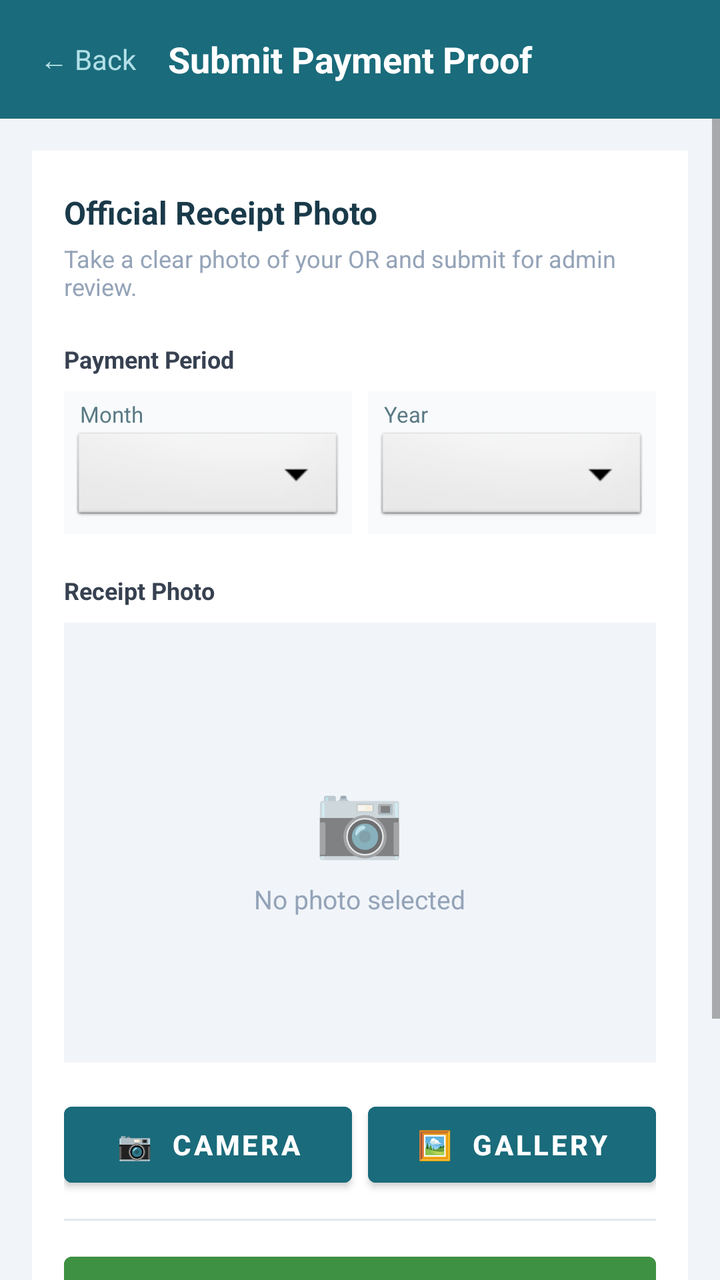
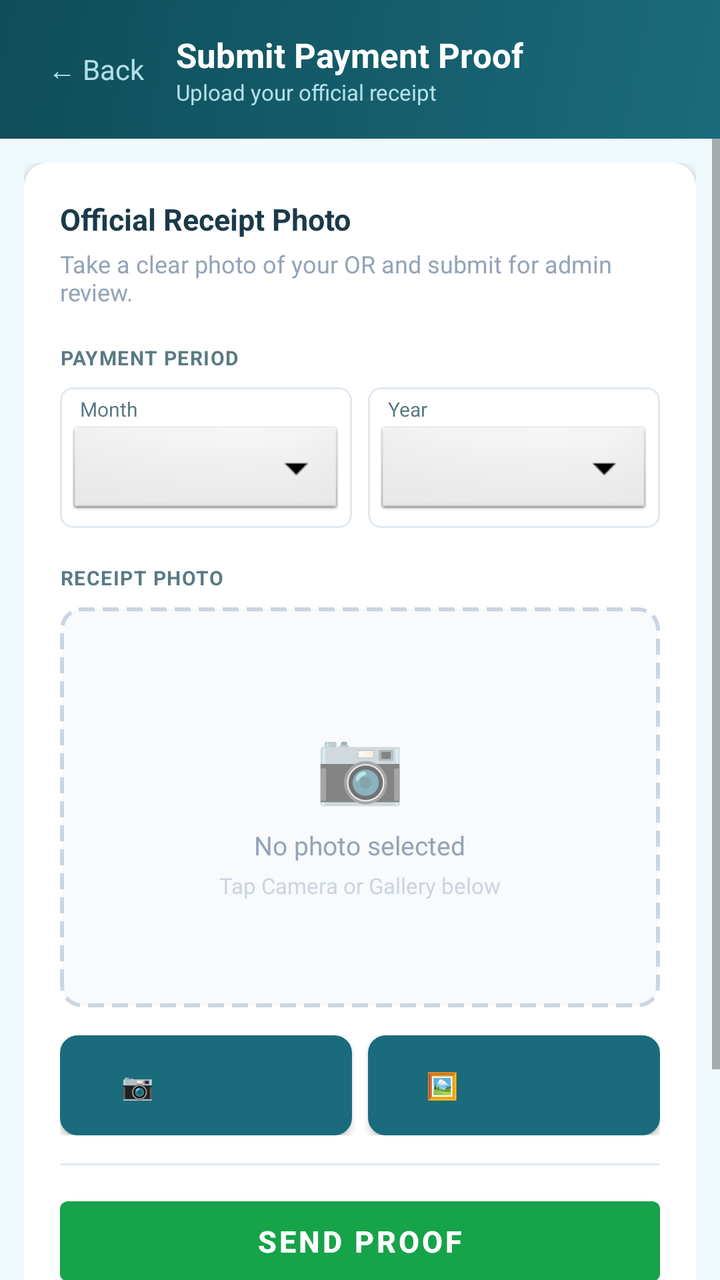

An Android layout rendered at two revisions. The XML below is the earlier revision; the diff shows what the commit changed to produce the second picture.
<!-- AndroidManifest.xml: application theme Theme.HOAPaymentChecker -->
<!-- res/layout/fragment_payment_proof.xml -->
<?xml version="1.0" encoding="utf-8"?>
<LinearLayout
    xmlns:android="http://schemas.android.com/apk/res/android"
    android:layout_width="match_parent"
    android:layout_height="match_parent"
    android:orientation="vertical"
    android:background="#F1F5F9">

    
    <LinearLayout
        android:layout_width="match_parent"
        android:layout_height="wrap_content"
        android:background="#1A6B7B"
        android:padding="16dp"
        android:orientation="horizontal"
        android:gravity="center_vertical">

        <TextView
            android:id="@+id/btn_back"
            android:layout_width="wrap_content"
            android:layout_height="wrap_content"
            android:text="← Back"
            android:textColor="#B2E0E8"
            android:textSize="14sp"
            android:padding="4dp"
            android:layout_marginEnd="12dp" />

        <TextView
            android:layout_width="0dp"
            android:layout_height="wrap_content"
            android:layout_weight="1"
            android:text="Submit Payment Proof"
            android:textColor="#FFFFFF"
            android:textSize="18sp"
            android:textStyle="bold" />
    </LinearLayout>

    <ScrollView
        android:layout_width="match_parent"
        android:layout_height="0dp"
        android:layout_weight="1"
        android:fillViewport="true">

        <LinearLayout
            android:layout_width="match_parent"
            android:layout_height="wrap_content"
            android:orientation="vertical"
            android:padding="16dp">

            
            <LinearLayout
                android:layout_width="match_parent"
                android:layout_height="wrap_content"
                android:orientation="vertical"
                android:background="@android:color/white"
                android:paddingStart="16dp"
                android:paddingEnd="16dp"
                android:paddingTop="20dp"
                android:paddingBottom="20dp"
                android:elevation="3dp"
                android:layout_marginBottom="16dp">

                <TextView
                    android:layout_width="wrap_content"
                    android:layout_height="wrap_content"
                    android:text="Official Receipt Photo"
                    android:textStyle="bold"
                    android:textSize="16sp"
                    android:textColor="#1A3A4A" />

                <TextView
                    android:layout_width="wrap_content"
                    android:layout_height="wrap_content"
                    android:text="Take a clear photo of your OR and submit for admin review."
                    android:textSize="12sp"
                    android:textColor="#94A3B8"
                    android:layout_marginTop="4dp"
                    android:layout_marginBottom="20dp" />

                
                <TextView
                    android:layout_width="wrap_content"
                    android:layout_height="wrap_content"
                    android:text="Payment Period"
                    android:textSize="12sp"
                    android:textStyle="bold"
                    android:textColor="#374151"
                    android:layout_marginBottom="8dp" />

                <LinearLayout
                    android:layout_width="match_parent"
                    android:layout_height="wrap_content"
                    android:orientation="horizontal"
                    android:layout_marginBottom="20dp">

                    <LinearLayout
                        android:layout_width="0dp"
                        android:layout_height="wrap_content"
                        android:layout_weight="1"
                        android:orientation="vertical"
                        android:layout_marginEnd="8dp"
                        android:background="#F8FAFC"
                        android:padding="4dp">
                        <TextView
                            android:layout_width="wrap_content"
                            android:layout_height="wrap_content"
                            android:text="Month"
                            android:textSize="11sp"
                            android:textColor="#5A7A84"
                            android:paddingStart="4dp" />
                        <Spinner
                            android:id="@+id/sp_month"
                            android:layout_width="match_parent"
                            android:layout_height="wrap_content"
                            android:background="@android:drawable/btn_dropdown"
                            android:padding="6dp" />
                    </LinearLayout>

                    <LinearLayout
                        android:layout_width="0dp"
                        android:layout_height="wrap_content"
                        android:layout_weight="1"
                        android:orientation="vertical"
                        android:background="#F8FAFC"
                        android:padding="4dp">
                        <TextView
                            android:layout_width="wrap_content"
                            android:layout_height="wrap_content"
                            android:text="Year"
                            android:textSize="11sp"
                            android:textColor="#5A7A84"
                            android:paddingStart="4dp" />
                        <Spinner
                            android:id="@+id/sp_year"
                            android:layout_width="match_parent"
                            android:layout_height="wrap_content"
                            android:background="@android:drawable/btn_dropdown"
                            android:padding="6dp" />
                    </LinearLayout>
                </LinearLayout>

                
                <TextView
                    android:layout_width="wrap_content"
                    android:layout_height="wrap_content"
                    android:text="Receipt Photo"
                    android:textSize="12sp"
                    android:textStyle="bold"
                    android:textColor="#374151"
                    android:layout_marginBottom="8dp" />

                <FrameLayout
                    android:layout_width="match_parent"
                    android:layout_height="220dp"
                    android:background="#F1F5F9"
                    android:layout_marginBottom="16dp">

                    <LinearLayout
                        android:id="@+id/tv_image_placeholder"
                        android:layout_width="wrap_content"
                        android:layout_height="wrap_content"
                        android:layout_gravity="center"
                        android:orientation="vertical"
                        android:gravity="center">
                        <TextView
                            android:layout_width="wrap_content"
                            android:layout_height="wrap_content"
                            android:text="📷"
                            android:textSize="36sp"
                            android:gravity="center" />
                        <TextView
                            android:layout_width="wrap_content"
                            android:layout_height="wrap_content"
                            android:text="No photo selected"
                            android:textColor="#94A3B8"
                            android:textSize="13sp"
                            android:layout_marginTop="8dp" />
                    </LinearLayout>

                    <ImageView
                        android:id="@+id/iv_preview"
                        android:layout_width="match_parent"
                        android:layout_height="match_parent"
                        android:scaleType="centerInside"
                        android:visibility="gone" />
                </FrameLayout>

                
                <LinearLayout
                    android:layout_width="match_parent"
                    android:layout_height="wrap_content"
                    android:orientation="horizontal"
                    android:layout_marginBottom="12dp">

                    <Button
                        android:id="@+id/btn_camera"
                        android:layout_width="0dp"
                        android:layout_height="50dp"
                        android:layout_weight="1"
                        android:layout_marginEnd="8dp"
                        android:text="📷  Camera"
                        android:backgroundTint="#1A6B7B"
                        android:textColor="#FFFFFF"
                        android:textSize="14sp"
                        android:textStyle="bold" />

                    <Button
                        android:id="@+id/btn_gallery"
                        android:layout_width="0dp"
                        android:layout_height="50dp"
                        android:layout_weight="1"
                        android:text="🖼  Gallery"
                        android:backgroundTint="#1A6B7B"
                        android:textColor="#FFFFFF"
                        android:textSize="14sp"
                        android:textStyle="bold" />
                </LinearLayout>

                
                <TextView
                    android:id="@+id/tv_submit_status"
                    android:layout_width="match_parent"
                    android:layout_height="wrap_content"
                    android:visibility="gone"
                    android:textSize="13sp"
                    android:gravity="center"
                    android:padding="8dp"
                    android:layout_marginBottom="8dp" />

                
                <View
                    android:layout_width="match_parent"
                    android:layout_height="1dp"
                    android:background="#E2E8F0"
                    android:layout_marginBottom="12dp" />

                
                <Button
                    android:id="@+id/btn_submit"
                    android:layout_width="match_parent"
                    android:layout_height="52dp"
                    android:text="Send Proof"
                    android:backgroundTint="#3E9142"
                    android:textColor="#FFFFFF"
                    android:textSize="15sp"
                    android:textStyle="bold"
                    android:enabled="false" />
            </LinearLayout>

            
            <LinearLayout
                android:layout_width="match_parent"
                android:layout_height="wrap_content"
                android:orientation="vertical"
                android:background="@android:color/white"
                android:paddingStart="16dp"
                android:paddingEnd="16dp"
                android:paddingTop="16dp"
                android:paddingBottom="16dp"
                android:elevation="3dp">

                <TextView
                    android:layout_width="wrap_content"
                    android:layout_height="wrap_content"
                    android:text="My Submissions"
                    android:textStyle="bold"
                    android:textSize="15sp"
                    android:textColor="#1A3A4A"
                    android:layout_marginBottom="12dp" />

                <LinearLayout
                    android:id="@+id/ll_submissions"
                    android:layout_width="match_parent"
                    android:layout_height="wrap_content"
                    android:orientation="vertical">

                    <TextView
                        android:layout_width="wrap_content"
                        android:layout_height="wrap_content"
                        android:text="Loading..."
                        android:textColor="#5A7A84"
                        android:textSize="13sp" />
                </LinearLayout>
            </LinearLayout>

        </LinearLayout>
    </ScrollView>
</LinearLayout>
<!-- resources referenced by this layout -->
<resources>
  <style name="Theme.HOAPaymentChecker" parent="Theme.MaterialComponents.DayNight.NoActionBar">
          <item name="colorPrimary">@color/colorPrimary</item>
          <item name="colorPrimaryVariant">@color/colorPrimaryVariant</item>
          <item name="colorOnPrimary">@color/colorOnPrimary</item>
          <item name="colorSecondary">@color/colorSecondary</item>
          <item name="colorOnSecondary">@color/colorOnSecondary</item>
          <item name="android:colorBackground">@color/colorBackground</item>
          <item name="android:statusBarColor">@color/colorPrimary</item>
          <item name="android:windowLightStatusBar">false</item>
      </style>
  <color name="colorPrimary">#1A6B7B</color>
  <color name="colorPrimaryVariant">#0F4D59</color>
  <color name="colorOnPrimary">#FFFFFF</color>
  <color name="colorSecondary">#2A9DB5</color>
  <color name="colorOnSecondary">#FFFFFF</color>
  <color name="colorBackground">#F0F9FB</color>
</resources>

<!-- the commit's change to res/layout/fragment_payment_proof.xml (unified diff, before → after) -->
@@ -4,13 +4,12 @@
     android:layout_width="match_parent"
     android:layout_height="match_parent"
     android:orientation="vertical"
-    android:background="#F1F5F9">
-
-    
+    android:background="#F0F9FB">
+
     <LinearLayout
         android:layout_width="match_parent"
         android:layout_height="wrap_content"
-        android:background="#1A6B7B"
+        android:background="@drawable/gradient_header"
         android:padding="16dp"
         android:orientation="horizontal"
         android:gravity="center_vertical">
@@ -22,17 +21,28 @@
             android:text="← Back"
             android:textColor="#B2E0E8"
             android:textSize="14sp"
-            android:padding="4dp"
-            android:layout_marginEnd="12dp" />
-
-        <TextView
+            android:padding="8dp"
+            android:layout_marginEnd="8dp" />
+
+        <LinearLayout
             android:layout_width="0dp"
             android:layout_height="wrap_content"
             android:layout_weight="1"
-            android:text="Submit Payment Proof"
-            android:textColor="#FFFFFF"
-            android:textSize="18sp"
-            android:textStyle="bold" />
+            android:orientation="vertical">
+            <TextView
+                android:layout_width="wrap_content"
+                android:layout_height="wrap_content"
+                android:text="Submit Payment Proof"
+                android:textColor="#FFFFFF"
+                android:textSize="17sp"
+                android:textStyle="bold" />
+            <TextView
+                android:layout_width="wrap_content"
+                android:layout_height="wrap_content"
+                android:text="Upload your official receipt"
+                android:textColor="#B2E0E8"
+                android:textSize="11sp" />
+        </LinearLayout>
     </LinearLayout>
 
     <ScrollView
@@ -45,27 +55,24 @@
             android:layout_width="match_parent"
             android:layout_height="wrap_content"
             android:orientation="vertical"
-            android:padding="16dp">
+            android:padding="12dp">
 
             
             <LinearLayout
                 android:layout_width="match_parent"
                 android:layout_height="wrap_content"
                 android:orientation="vertical"
-                android:background="@android:color/white"
-                android:paddingStart="16dp"
-                android:paddingEnd="16dp"
-                android:paddingTop="20dp"
-                android:paddingBottom="20dp"
+                android:background="@drawable/rounded_card"
+                android:padding="18dp"
                 android:elevation="3dp"
-                android:layout_marginBottom="16dp">
+                android:layout_marginBottom="12dp">
 
                 <TextView
                     android:layout_width="wrap_content"
                     android:layout_height="wrap_content"
                     android:text="Official Receipt Photo"
                     android:textStyle="bold"
-                    android:textSize="16sp"
+                    android:textSize="15sp"
                     android:textColor="#1A3A4A" />
 
                 <TextView
@@ -75,23 +82,23 @@
                     android:textSize="12sp"
                     android:textColor="#94A3B8"
                     android:layout_marginTop="4dp"
-                    android:layout_marginBottom="20dp" />
-
-                
-                <TextView
-                    android:layout_width="wrap_content"
-                    android:layout_height="wrap_content"
-                    android:text="Payment Period"
-                    android:textSize="12sp"
-                    android:textStyle="bold"
-                    android:textColor="#374151"
+                    android:layout_marginBottom="18dp" />
+
+                <TextView
+                    android:layout_width="wrap_content"
+                    android:layout_height="wrap_content"
+                    android:text="PAYMENT PERIOD"
+                    android:textSize="10sp"
+                    android:textStyle="bold"
+                    android:textColor="#5A7A84"
+                    android:letterSpacing="0.05"
                     android:layout_marginBottom="8dp" />
 
                 <LinearLayout
                     android:layout_width="match_parent"
                     android:layout_height="wrap_content"
                     android:orientation="horizontal"
-                    android:layout_marginBottom="20dp">
+                    android:layout_marginBottom="18dp">
 
                     <LinearLayout
                         android:layout_width="0dp"
@@ -99,15 +106,15 @@
                         android:layout_weight="1"
                         android:orientation="vertical"
                         android:layout_marginEnd="8dp"
-                        android:background="#F8FAFC"
+                        android:background="@drawable/input_background"
                         android:padding="4dp">
                         <TextView
                             android:layout_width="wrap_content"
                             android:layout_height="wrap_content"
                             android:text="Month"
-                            android:textSize="11sp"
+                            android:textSize="10sp"
                             android:textColor="#5A7A84"
-                            android:paddingStart="4dp" />
+                            android:paddingStart="6dp" />
                         <Spinner
                             android:id="@+id/sp_month"
                             android:layout_width="match_parent"
@@ -121,15 +128,15 @@
                         android:layout_height="wrap_content"
                         android:layout_weight="1"
                         android:orientation="vertical"
-                        android:background="#F8FAFC"
+                        android:background="@drawable/input_background"
                         android:padding="4dp">
                         <TextView
                             android:layout_width="wrap_content"
                             android:layout_height="wrap_content"
                             android:text="Year"
-                            android:textSize="11sp"
+                            android:textSize="10sp"
                             android:textColor="#5A7A84"
-                            android:paddingStart="4dp" />
+                            android:paddingStart="6dp" />
                         <Spinner
                             android:id="@+id/sp_year"
                             android:layout_width="match_parent"
@@ -139,21 +146,22 @@
                     </LinearLayout>
                 </LinearLayout>
 
+                <TextView
+                    android:layout_width="wrap_content"
+                    android:layout_height="wrap_content"
+                    android:text="RECEIPT PHOTO"
+                    android:textSize="10sp"
+                    android:textStyle="bold"
+                    android:textColor="#5A7A84"
+                    android:letterSpacing="0.05"
+                    android:layout_marginBottom="8dp" />
+
                 
-                <TextView
-                    android:layout_width="wrap_content"
-                    android:layout_height="wrap_content"
-                    android:text="Receipt Photo"
-                    android:textSize="12sp"
-                    android:textStyle="bold"
-                    android:textColor="#374151"
-                    android:layout_marginBottom="8dp" />
-
                 <FrameLayout
                     android:layout_width="match_parent"
-                    android:layout_height="220dp"
-                    android:background="#F1F5F9"
-                    android:layout_marginBottom="16dp">
+                    android:layout_height="200dp"
+                    android:background="@drawable/dashed_border"
+                    android:layout_marginBottom="14dp">
 
                     <LinearLayout
                         android:id="@+id/tv_image_placeholder"
@@ -175,6 +183,13 @@
                             android:textColor="#94A3B8"
                             android:textSize="13sp"
                             android:layout_marginTop="8dp" />
+                        <TextView
+                            android:layout_width="wrap_content"
+                            android:layout_height="wrap_content"
+                            android:text="Tap Camera or Gallery below"
+                            android:textColor="#CBD5E1"
+                            android:textSize="11sp"
+                            android:layout_marginTop="4dp" />
                     </LinearLayout>
 
                     <ImageView
@@ -190,7 +205,7 @@
                     android:layout_width="match_parent"
                     android:layout_height="wrap_content"
                     android:orientation="horizontal"
-                    android:layout_marginBottom="12dp">
+                    android:layout_marginBottom="14dp">
 
                     <Button
                         android:id="@+id/btn_camera"
@@ -199,9 +214,10 @@
                         android:layout_weight="1"
                         android:layout_marginEnd="8dp"
                         android:text="📷  Camera"
-                        android:backgroundTint="#1A6B7B"
-                        android:textColor="#FFFFFF"
-                        android:textSize="14sp"
+                        android:backgroundTint="@android:color/transparent"
+                        android:background="@drawable/rounded_button_outline_teal"
+                        android:textColor="#1A6B7B"
+                        android:textSize="13sp"
                         android:textStyle="bold" />
 
                     <Button
@@ -210,13 +226,13 @@
                         android:layout_height="50dp"
                         android:layout_weight="1"
                         android:text="🖼  Gallery"
-                        android:backgroundTint="#1A6B7B"
-                        android:textColor="#FFFFFF"
-                        android:textSize="14sp"
+                        android:backgroundTint="@android:color/transparent"
+                        android:background="@drawable/rounded_button_outline_teal"
+                        android:textColor="#1A6B7B"
+                        android:textSize="13sp"
                         android:textStyle="bold" />
                 </LinearLayout>
 
-                
                 <TextView
                     android:id="@+id/tv_submit_status"
                     android:layout_width="match_parent"
@@ -227,20 +243,18 @@
                     android:padding="8dp"
                     android:layout_marginBottom="8dp" />
 
-                
                 <View
                     android:layout_width="match_parent"
                     android:layout_height="1dp"
                     android:background="#E2E8F0"
                     android:layout_marginBottom="12dp" />
 
-                
                 <Button
                     android:id="@+id/btn_submit"
                     android:layout_width="match_parent"
                     android:layout_height="52dp"
                     android:text="Send Proof"
-                    android:backgroundTint="#3E9142"
+                    android:backgroundTint="#16A34A"
                     android:textColor="#FFFFFF"
                     android:textSize="15sp"
                     android:textStyle="bold"
@@ -252,11 +266,8 @@
                 android:layout_width="match_parent"
                 android:layout_height="wrap_content"
                 android:orientation="vertical"
-                android:background="@android:color/white"
-                android:paddingStart="16dp"
-                android:paddingEnd="16dp"
-                android:paddingTop="16dp"
-                android:paddingBottom="16dp"
+                android:background="@drawable/rounded_card"
+                android:padding="16dp"
                 android:elevation="3dp">
 
                 <TextView
@@ -264,7 +275,7 @@
                     android:layout_height="wrap_content"
                     android:text="My Submissions"
                     android:textStyle="bold"
-                    android:textSize="15sp"
+                    android:textSize="14sp"
                     android:textColor="#1A3A4A"
                     android:layout_marginBottom="12dp" />
 
<!-- resource entries referenced after the edit -->
@@ -1,5 +1,44 @@
 <!-- resources referenced by this layout -->
 <resources>
+  <!-- drawable dashed_border (drawable) -->
+  <?xml version="1.0" encoding="utf-8"?>
+  <shape xmlns:android="http://schemas.android.com/apk/res/android">
+      <solid android:color="#F8FAFC" />
+      <stroke android:width="2dp" android:color="#CBD5E1" android:dashWidth="8dp" android:dashGap="4dp" />
+      <corners android:radius="10dp" />
+  </shape>
+  <!-- drawable gradient_header (drawable) -->
+  <?xml version="1.0" encoding="utf-8"?>
+  <shape xmlns:android="http://schemas.android.com/apk/res/android">
+      <gradient
+          android:type="linear"
+          android:angle="135"
+          android:startColor="#1A6B7B"
+          android:endColor="#0F4D59" />
+  </shape>
+  <!-- drawable input_background (drawable) -->
+  <?xml version="1.0" encoding="utf-8"?>
+  <shape xmlns:android="http://schemas.android.com/apk/res/android"
+      android:shape="rectangle">
+      <solid android:color="#FFFFFF" />
+      <stroke
+          android:width="1dp"
+          android:color="#E2E8F0" />
+      <corners android:radius="6dp" />
+  </shape>
+  <!-- drawable rounded_button_outline_teal (drawable) -->
+  <?xml version="1.0" encoding="utf-8"?>
+  <shape xmlns:android="http://schemas.android.com/apk/res/android">
+      <solid android:color="#EFF9FB" />
+      <stroke android:width="1.5dp" android:color="#1A6B7B" />
+      <corners android:radius="8dp" />
+  </shape>
+  <!-- drawable rounded_card (drawable) -->
+  <?xml version="1.0" encoding="utf-8"?>
+  <shape xmlns:android="http://schemas.android.com/apk/res/android">
+      <solid android:color="#FFFFFF" />
+      <corners android:radius="12dp" />
+  </shape>
   <style name="Theme.HOAPaymentChecker" parent="Theme.MaterialComponents.DayNight.NoActionBar">
           <item name="colorPrimary">@color/colorPrimary</item>
           <item name="colorPrimaryVariant">@color/colorPrimaryVariant</item>
